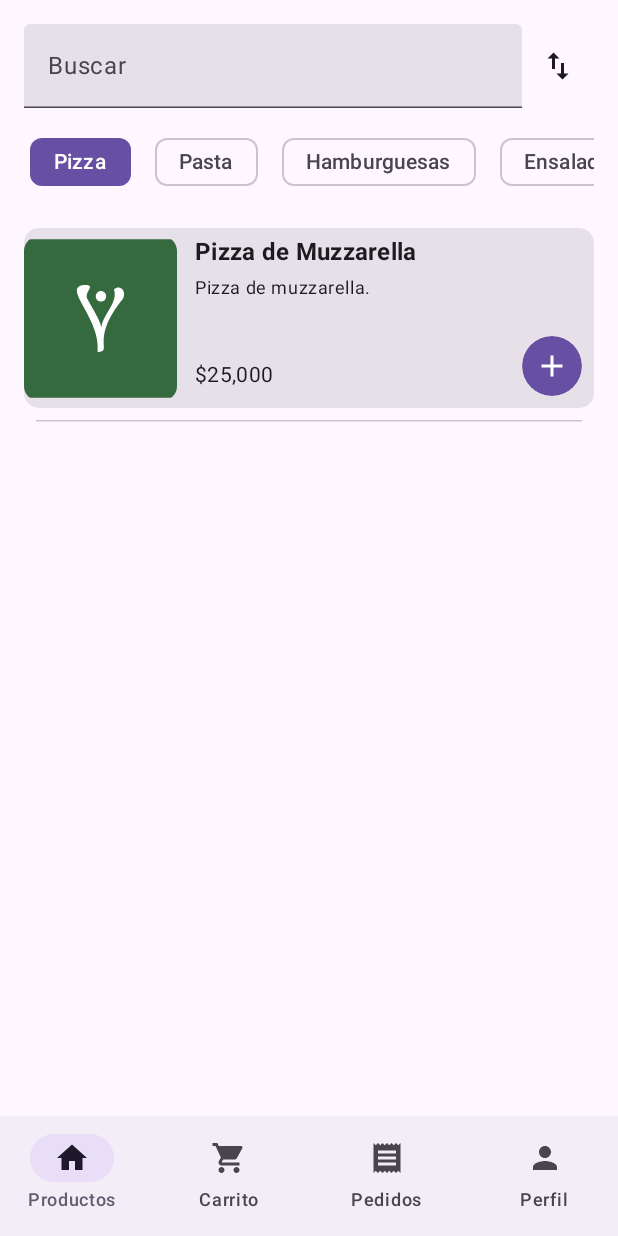
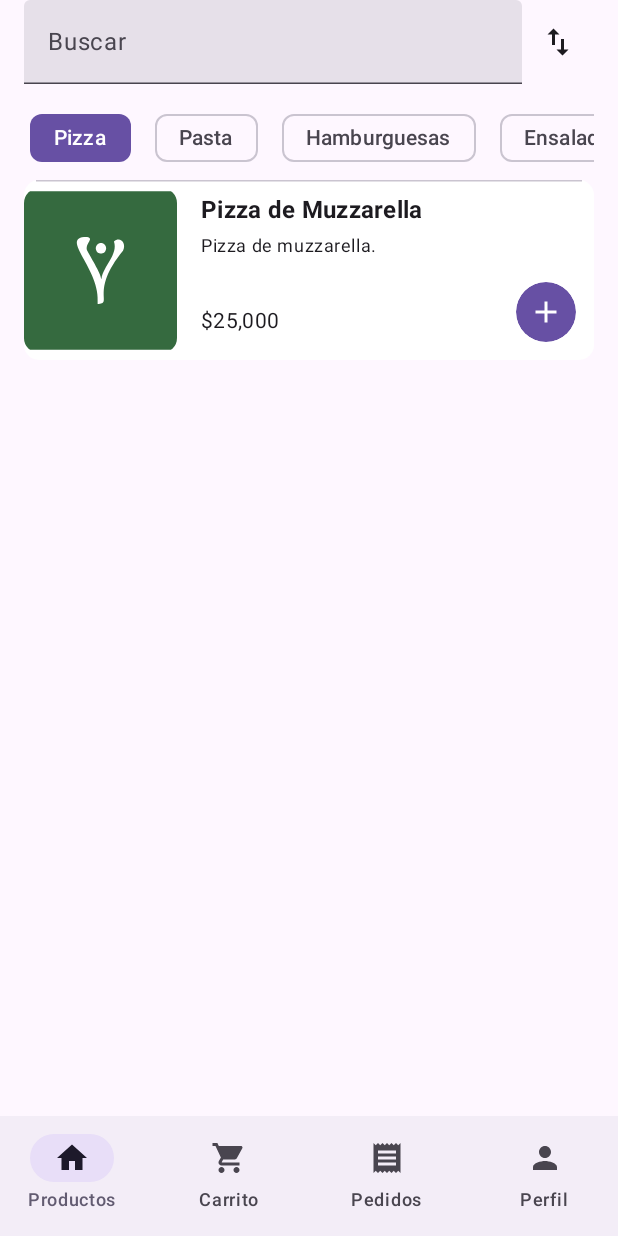
Before and after one commit to maiasauria/MyDeliveryApp, an Android app built with Jetpack Compose: the screen it shows after launch (MainActivity), after a tap on "Pizza", on a phone screen of 412 x 824 dp. Run offline under Robolectric (Android 15) with nearby library versions, the phone set to English and light mode, and no system bars; our stand-ins replace Dagger/Hilt's generated code; pictures from the network do not load.

```diff
--- a/app/src/main/java/com/mleon/mydeliveryapp/MainActivity.kt
+++ b/app/src/main/java/com/mleon/mydeliveryapp/MainActivity.kt
@@ -26,8 +26,7 @@ class MainActivity : ComponentActivity() {
                 val navController = rememberNavController()
                 val navBackStackEntry by navController.currentBackStackEntryAsState()
                 val currentRoute = navBackStackEntry?.destination?.route
-
-                Scaffold(
+                Scaffold( //PAsar todo esto a otra clase.
                     bottomBar = {
                         YappBottomBar(
                             currentRoute = currentRoute,
--- a/app/src/main/java/com/mleon/mydeliveryapp/viewmodel/LoginState.kt
+++ b/app/src/main/java/com/mleon/mydeliveryapp/presentation/viewmodel/LoginState.kt
@@ -1,4 +1,4 @@
-package com.mleon.mydeliveryapp.viewmodel
+package com.mleon.mydeliveryapp.presentation.viewmodel
 
 data class LoginUiState(
     val email: String = "a@a.com",
--- a/app/src/main/java/com/mleon/mydeliveryapp/viewmodel/LoginViewModel.kt
+++ b/app/src/main/java/com/mleon/mydeliveryapp/presentation/viewmodel/LoginViewModel.kt
@@ -1,4 +1,4 @@
-package com.mleon.mydeliveryapp.viewmodel
+package com.mleon.mydeliveryapp.presentation.viewmodel
 
 import android.content.SharedPreferences
 import android.util.Log
--- a/app/src/main/java/com/mleon/mydeliveryapp/viewmodel/ProductListState.kt
+++ b/app/src/main/java/com/mleon/mydeliveryapp/presentation/viewmodel/ProductListState.kt
@@ -1,4 +1,4 @@
-package com.mleon.mydeliveryapp.viewmodel
+package com.mleon.mydeliveryapp.presentation.viewmodel
 
 import com.mleon.core.model.Categories
 import com.mleon.core.model.Product
--- a/app/src/main/java/com/mleon/mydeliveryapp/viewmodel/ProductListViewModel.kt
+++ b/app/src/main/java/com/mleon/mydeliveryapp/presentation/viewmodel/ProductListViewModel.kt
@@ -1,9 +1,9 @@
-package com.mleon.mydeliveryapp.viewmodel
+package com.mleon.mydeliveryapp.presentation.viewmodel
 
 import androidx.lifecycle.ViewModel
-import com.mleon.core.model.Product
 import androidx.lifecycle.viewModelScope
 import com.mleon.core.model.Categories
+import com.mleon.core.model.Product
 import com.mleon.mydeliveryapp.data.repository.ProductRepository
 import dagger.hilt.android.lifecycle.HiltViewModel
 import kotlinx.coroutines.CoroutineExceptionHandler
@@ -25,7 +25,7 @@ class ProductListViewModel
     private val _productState = MutableStateFlow(
         ProductListState(
             products = listOf(
-                Product(1, "", "", 0.0, true, "", listOf()),
+                Product(0, "", "", 0.0, true, "", listOf()),
             )
         )
     )
--- a/app/src/main/java/com/mleon/mydeliveryapp/viewmodel/SignupState.kt
+++ b/app/src/main/java/com/mleon/mydeliveryapp/presentation/viewmodel/SignupState.kt
@@ -1,4 +1,4 @@
-package com.mleon.mydeliveryapp.viewmodel
+package com.mleon.mydeliveryapp.presentation.viewmodel
 
 data class SignupUiState(
     val email: String = "",
--- a/app/src/main/java/com/mleon/mydeliveryapp/viewmodel/SignupViewModel.kt
+++ b/app/src/main/java/com/mleon/mydeliveryapp/presentation/viewmodel/SignupViewModel.kt
@@ -1,4 +1,4 @@
-package com.mleon.mydeliveryapp.viewmodel
+package com.mleon.mydeliveryapp.presentation.viewmodel
 
 import android.util.Patterns
 import androidx.lifecycle.ViewModel
--- a/app/src/main/java/com/mleon/mydeliveryapp/ui/views/LoginScreen.kt
+++ b/app/src/main/java/com/mleon/mydeliveryapp/presentation/views/LoginScreen.kt
@@ -1,4 +1,4 @@
-package com.mleon.mydeliveryapp.ui.views
+package com.mleon.mydeliveryapp.presentation.views
 
 import androidx.compose.runtime.Composable
 import androidx.compose.runtime.collectAsState
@@ -9,7 +9,7 @@ import androidx.compose.runtime.rememberCoroutineScope
 import androidx.compose.runtime.setValue
 import androidx.hilt.navigation.compose.hiltViewModel
 import androidx.navigation.NavHostController
-import com.mleon.mydeliveryapp.viewmodel.LoginViewModel
+import com.mleon.mydeliveryapp.presentation.viewmodel.LoginViewModel
 import kotlinx.coroutines.launch
 
 @Composable
--- a/app/src/main/java/com/mleon/mydeliveryapp/ui/views/LoginView.kt
+++ b/app/src/main/java/com/mleon/mydeliveryapp/presentation/views/LoginView.kt
@@ -1,4 +1,4 @@
-package com.mleon.mydeliveryapp.ui.views
+package com.mleon.mydeliveryapp.presentation.views
 
 import androidx.compose.foundation.layout.Arrangement
 import androidx.compose.foundation.layout.Box
@@ -19,7 +19,7 @@ import androidx.compose.ui.Modifier
 import androidx.compose.ui.text.font.FontWeight
 import androidx.compose.ui.tooling.preview.Preview
 import androidx.compose.ui.unit.dp
-import com.mleon.utils.ui.LoadingIndicator
+import com.mleon.utils.ui.FullScreenLoadingIndicator
 import com.mleon.utils.ui.LogoImage
 import com.mleon.utils.ui.ValidatePasswordField
 import com.mleon.utils.ui.ValidateTextField
@@ -100,7 +100,7 @@ fun LoginView(
         }
     }
     if (isLoading) {
-        LoadingIndicator()
+        FullScreenLoadingIndicator()
     }
 }
 
--- a/app/src/main/java/com/mleon/mydeliveryapp/ui/views/ProductListScreen.kt
+++ b/app/src/main/java/com/mleon/mydeliveryapp/presentation/views/ProductListScreen.kt
@@ -1,11 +1,11 @@
-package com.mleon.mydeliveryapp.ui.views
+package com.mleon.mydeliveryapp.presentation.views
 
 import androidx.compose.runtime.Composable
 import androidx.compose.runtime.collectAsState
 import androidx.compose.runtime.getValue
 import androidx.hilt.navigation.compose.hiltViewModel
 import com.mleon.feature.cart.view.viewmodel.CartViewModel
-import com.mleon.mydeliveryapp.viewmodel.ProductListViewModel
+import com.mleon.mydeliveryapp.presentation.viewmodel.ProductListViewModel
 
 @Composable
 fun ProductListScreen(
--- a/app/src/main/java/com/mleon/mydeliveryapp/ui/views/ProductListView.kt
+++ b/app/src/main/java/com/mleon/mydeliveryapp/presentation/views/ProductListView.kt
@@ -1,6 +1,9 @@
-package com.mleon.mydeliveryapp.ui.views
+package com.mleon.mydeliveryapp.presentation.views
 
 import android.widget.Toast
+import androidx.compose.animation.AnimatedVisibility
+import androidx.compose.animation.core.tween
+import androidx.compose.animation.fadeIn
 import androidx.compose.foundation.layout.Arrangement
 import androidx.compose.foundation.layout.Box
 import androidx.compose.foundation.layout.Column
@@ -9,10 +12,12 @@ import androidx.compose.foundation.layout.Spacer
 import androidx.compose.foundation.layout.defaultMinSize
 import androidx.compose.foundation.layout.fillMaxSize
 import androidx.compose.foundation.layout.fillMaxWidth
+import androidx.compose.foundation.layout.height
 import androidx.compose.foundation.layout.padding
 import androidx.compose.foundation.lazy.LazyColumn
 import androidx.compose.foundation.lazy.LazyRow
 import androidx.compose.foundation.lazy.items
+import androidx.compose.foundation.lazy.itemsIndexed
 import androidx.compose.material.icons.Icons
 import androidx.compose.material.icons.filled.ArrowDownward
 import androidx.compose.material.icons.filled.ArrowUpward
@@ -38,6 +43,7 @@ import androidx.compose.runtime.LaunchedEffect
 import androidx.compose.runtime.getValue
 import androidx.compose.runtime.mutableStateOf
 import androidx.compose.runtime.remember
+import androidx.compose.runtime.rememberCoroutineScope
 import androidx.compose.runtime.setValue
 import androidx.compose.ui.Alignment
 import androidx.compose.ui.Modifier
@@ -48,10 +54,9 @@ import androidx.compose.ui.unit.dp
 import com.mleon.core.model.Categories
 import com.mleon.core.model.Product
 import com.mleon.mydeliveryapp.data.repository.ProductRepositoryImpl
-import com.mleon.mydeliveryapp.viewmodel.ProductListState
+import com.mleon.mydeliveryapp.presentation.viewmodel.ProductListState
 import com.mleon.utils.ui.ListDivider
 import com.mleon.utils.ui.ProductCard
-
 
 @OptIn(ExperimentalMaterial3Api::class)
 @Composable
@@ -68,10 +73,12 @@ fun ProductListView(
 
     var showSheet by remember { mutableStateOf(false) }
 
+    val scope = rememberCoroutineScope()
+
     Box(
         modifier = Modifier
             .fillMaxWidth()
-            .padding(16.dp)
+            .padding(start = 16.dp, end = 16.dp)
     ) {
         Column(modifier = Modifier.fillMaxSize())
         {
@@ -86,24 +93,37 @@ fun ProductListView(
                 selectedCategory = uiState.selectedCategory,
                 onCategorySelection = onCategorySelection
             )
+
+            //TODO sacar a una función aparte
             LazyColumn(
                 modifier = Modifier
                     .fillMaxSize()
                     .padding(0.dp),
-                verticalArrangement = Arrangement.spacedBy(8.dp)
+                //          verticalArrangement = Arrangement.spacedBy(8.dp)
             ) {
-                item { if (uiState.isLoading) { LinearProgressIndicator(modifier = Modifier.fillMaxWidth()) } }
+                item {
+                    if (uiState.isLoading) {
+                        LinearProgressIndicator(modifier = Modifier.fillMaxWidth())
+                    }
+                }
 
-                items(uiState.products) { product ->
+                itemsIndexed(uiState.products) { index, product ->
+                    AnimatedVisibility(
+                        visible = true,
+                        enter = fadeIn(animationSpec = tween(2300, 50), initialAlpha = 0.3f)
+                    ) {
                         ProductCard(
                             product = product,
                             onAddToCart = { onAddToCart(product) },
                             isLoading = uiState.isLoading,
                         )
-                    Spacer(modifier = Modifier.padding(vertical = 4.dp))
+                        Spacer(modifier = Modifier.height(4.dp))
                         ListDivider()
+                        Spacer(modifier = Modifier.height(4.dp))
                     }
                 }
+            }
+
 
             if (showSheet) {
                 ProductsBottomSheet(
@@ -134,17 +154,15 @@ fun ProductListView(
     }
 }
 
-
-
 @Composable
 fun FiltersRow(
     selectedCategory: Categories? = null,
     onCategorySelection: (Categories?) -> Unit,
-){
+) {
     LazyRow(
         modifier = Modifier
-            .fillMaxWidth()
-            .padding(bottom = 8.dp),
+            .fillMaxWidth(),
+        //.padding(bottom = 8.dp),
         horizontalArrangement = Arrangement.spacedBy(8.dp),
     ) {
         items(Categories.entries) { category ->
@@ -243,9 +261,9 @@ fun SearchAndFiltersBar(
             onValueChange = onSearchQueryChange,
             label = { Text("Buscar") },
             placeholder = { Text("Buscar productos...") },
-            modifier = Modifier.defaultMinSize(minHeight = 48.dp)
-                .weight(1f)
-                ,
+            modifier = Modifier
+                .defaultMinSize(minHeight = 48.dp)
+                .weight(1f),
             trailingIcon = {
                 if (uiState.searchQuery.isNotEmpty()) {
                     IconButton(onClick = { onSearchQueryChange("") }) {
@@ -258,7 +276,8 @@ fun SearchAndFiltersBar(
             }
         )
         IconButton(onClick = onOpenFilters) {
-            Icon(Icons.Filled.ImportExport,
+            Icon(
+                Icons.Filled.ImportExport,
                 contentDescription = "Filtrar productos",
                 modifier = Modifier
             )
@@ -308,6 +327,7 @@ fun ProductsBottomSheetPreview() {
 }
 
 @Preview(showBackground = true)
+@Preview(showBackground = true, name = "ProductListView")
 @Composable
 fun ProductListViewPreview() {
     ProductListView(
--- a/app/src/main/java/com/mleon/mydeliveryapp/ui/views/ProfileScreen.kt
+++ b/app/src/main/java/com/mleon/mydeliveryapp/presentation/views/ProfileScreen.kt
@@ -1,4 +1,4 @@
-package com.mleon.mydeliveryapp.ui.views
+package com.mleon.mydeliveryapp.presentation.views
 
 import ProfileView
 import androidx.compose.runtime.Composable
--- a/app/src/main/java/com/mleon/mydeliveryapp/ui/views/SignupScreen.kt
+++ b/app/src/main/java/com/mleon/mydeliveryapp/presentation/views/SignupScreen.kt
@@ -1,9 +1,9 @@
-package com.mleon.mydeliveryapp.ui.views
+package com.mleon.mydeliveryapp.presentation.views
 
 import androidx.compose.runtime.*
 import androidx.hilt.navigation.compose.hiltViewModel
 import androidx.navigation.NavHostController
-import com.mleon.mydeliveryapp.viewmodel.SignupViewModel
+import com.mleon.mydeliveryapp.presentation.viewmodel.SignupViewModel
 import kotlinx.coroutines.launch
 
 @Composable
--- a/app/src/main/java/com/mleon/mydeliveryapp/ui/views/SignupView.kt
+++ b/app/src/main/java/com/mleon/mydeliveryapp/presentation/views/SignupView.kt
@@ -1,4 +1,4 @@
-package com.mleon.mydeliveryapp.ui.views
+package com.mleon.mydeliveryapp.presentation.views
 
 import androidx.compose.foundation.layout.Arrangement
 import androidx.compose.foundation.layout.Box
@@ -19,7 +19,7 @@ import androidx.compose.ui.platform.LocalContext
 import androidx.compose.ui.tooling.preview.Preview
 import androidx.compose.ui.unit.dp
 import androidx.navigation.NavHostController
-import com.mleon.utils.ui.LoadingIndicator
+import com.mleon.utils.ui.FullScreenLoadingIndicator
 import com.mleon.utils.ui.LogoImage
 import com.mleon.utils.ui.ValidateEmailField
 import com.mleon.utils.ui.ValidatePasswordField
@@ -130,7 +130,7 @@ fun SignupView(
         }
     }
     if (isLoading) {
-        LoadingIndicator()
+        FullScreenLoadingIndicator()
     }
 }
 
```
Also changed, not shown: app/src/main/java/com/mleon/mydeliveryapp/navigation/Navigation.kt (+4 -4 lines), utils/src/main/java/com/mleon/utils/ui/ProductCard.kt (+3 -91 lines), utils/src/main/java/com/mleon/utils/ui/UiElements.kt (+9 -1 lines), app/src/main/java/com/mleon/mydeliveryapp/presentation/views/ProfileView.kt (renamed from app/src/main/java/com/mleon/mydeliveryapp/ui/views/ProfileView.kt). Lines whose indentation alone changed are shown as unchanged.
